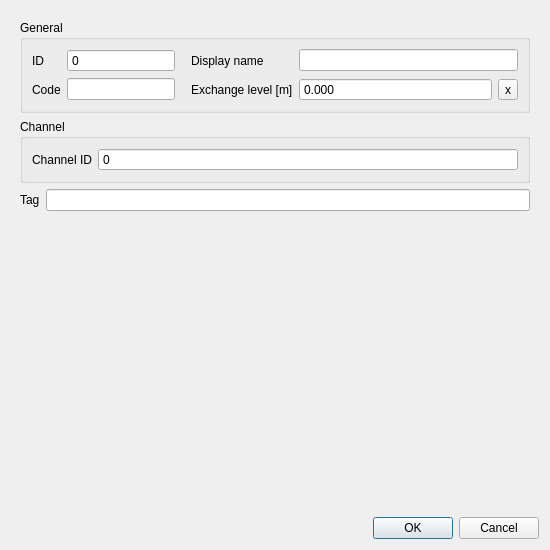
Above: threedi_schematisation_editor/forms/ui/exchange_line.ui from nens/threedi-schematisation-editor before the change. Below: the same form after it.
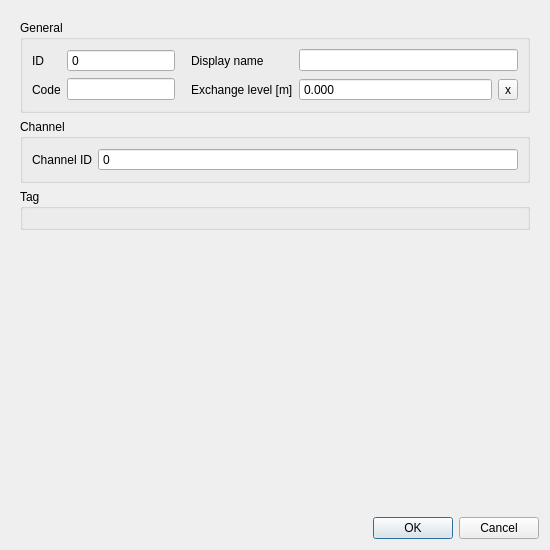
That is the form after the change.

Commit message: Added edit functionality for the tag references.

The edit to the form file:
```diff
--- a/threedi_schematisation_editor/forms/ui/exchange_line.ui
+++ b/threedi_schematisation_editor/forms/ui/exchange_line.ui
@@ -267,25 +267,22 @@
         </widget>
        </item>
        <item row="2" column="0">
-        <layout class="QHBoxLayout" name="horizontalLayout_2">
-         <property name="bottomMargin">
-          <number>0</number>
+        <widget class="QGroupBox" name="grp_tag">
+         <property name="font">
+          <font>
+           <weight>50</weight>
+           <bold>false</bold>
+          </font>
          </property>
-         <item>
-          <widget class="QLabel" name="label_15">
-           <property name="text">
-            <string>Tag</string>
-           </property>
-          </widget>
-         </item>
-         <item>
-          <widget class="QLineEdit" name="tag_descriptions">
-           <property name="readOnly">
-            <bool>true</bool>
-           </property>
-          </widget>
-         </item>
-        </layout>
+         <property name="title">
+          <string>Tag</string>
+         </property>
+         <layout class="QGridLayout" name="gridLayout_16">
+          <item row="0" column="0" colspan="2">
+           <layout class="QHBoxLayout" name="tags_layout"/>
+          </item>
+         </layout>
+        </widget>
        </item>
       </layout>
      </widget>
```
Left out of the diff: 124 changed lines with no effect on the pictures. The commit also changes 25 other files.
